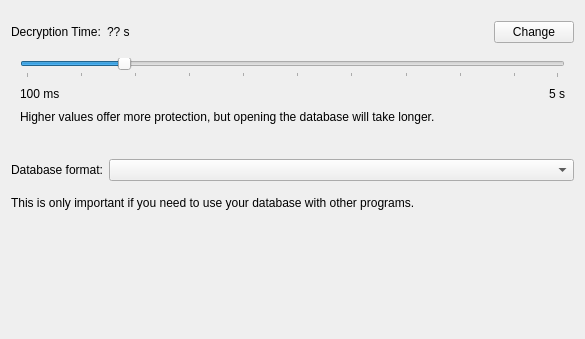
First picture: the form in src/gui/dbsettings/DatabaseSettingsWidgetEncryption.ui, repository keepassxreboot/keepassxc, before the edit.
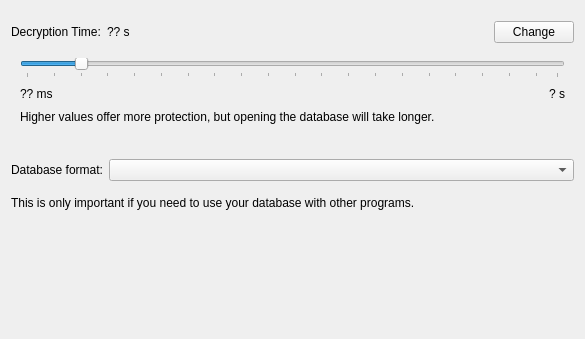
Second picture: the form after the edit.

Patch:
```diff
--- a/src/gui/dbsettings/DatabaseSettingsWidgetEncryption.ui
+++ b/src/gui/dbsettings/DatabaseSettingsWidgetEncryption.ui
@@ -95,12 +95,6 @@
             <property name="accessibleName">
              <string>Decryption time in seconds</string>
             </property>
-            <property name="minimum">
-             <number>1</number>
-            </property>
-            <property name="maximum">
-             <number>50</number>
-            </property>
             <property name="singleStep">
              <number>1</number>
             </property>
@@ -126,7 +120,7 @@
             <item>
              <widget class="QLabel" name="label_4">
               <property name="text">
-               <string>100 ms</string>
+               <string>?? ms</string>
               </property>
              </widget>
             </item>
@@ -146,7 +140,7 @@
             <item>
              <widget class="QLabel" name="label_3">
               <property name="text">
-               <string>5 s</string>
+               <string>? s</string>
               </property>
              </widget>
             </item>
```
Left out of the diff: 7 changed lines with no effect on the pictures.
